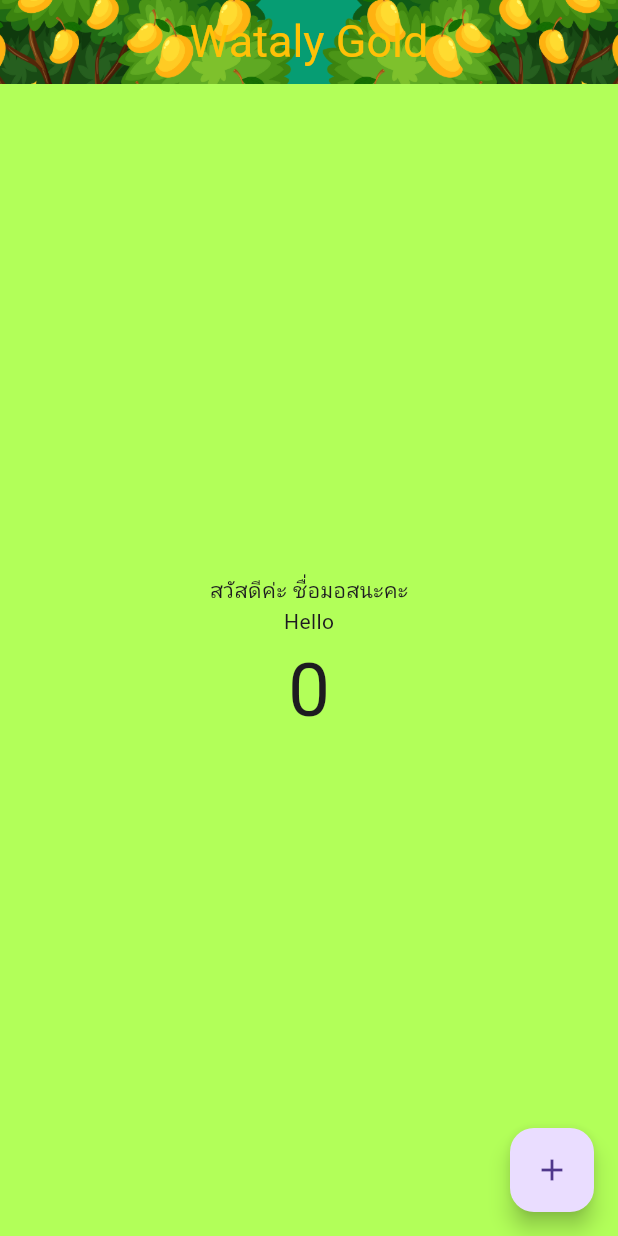
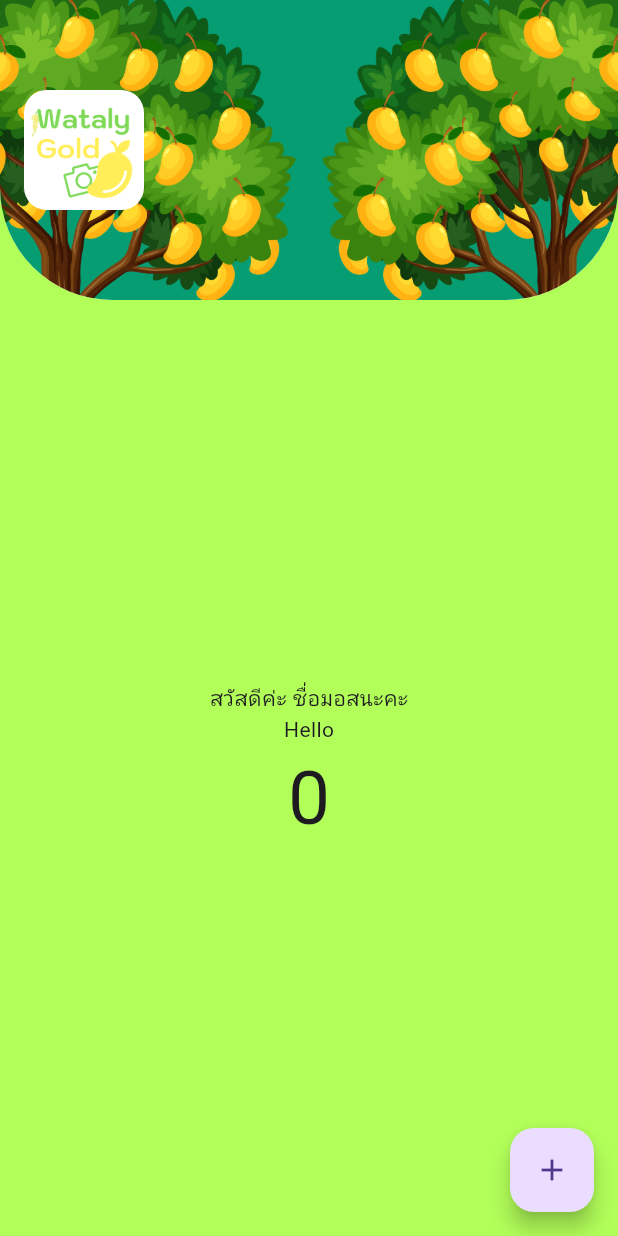
Before and after one commit to janamoss/WatalyGold, a Flutter app: the screen it shows after launch, on a phone screen of 412 x 824 dp. Run offline on Flutter 3.47's test engine with Material 3 defaults, Android fonts, the phone set to English and light mode, and no system bars; our stand-ins replace google_fonts.

Commit message:
first commit

```diff
--- a/lib/main.dart
+++ b/lib/main.dart
@@ -19,6 +19,21 @@
   }
 }
 
+class _MyCustomClipper extends CustomClipper<Path> {
+  @override
+  Path getClip(Size size) {
+    final path = Path();
+    path.lineTo(0, size.height);
+    path.lineTo(size.width, size.height);
+    path.quadraticBezierTo(size.width / 2, size.height + 25, 0, size.height);
+    path.close();
+    return path;
+  }
+
+  @override
+  bool shouldReclip(_MyCustomClipper oldClipper) => true;
+}
+
 // Widget stateful
 class Myapp2 extends StatefulWidget {
   const Myapp2({super.key});
@@ -33,20 +48,29 @@
   Widget build(BuildContext context) {
     return Scaffold(
       appBar: AppBar(
-        title: Center(
-          child: Text(
-            "Wataly Gold",
-            style: TextStyle(
-                fontSize: 30,
-                color: Colors.amber,
-                fontFamily: GoogleFonts.ibmPlexSansThai().fontFamily),
+        toolbarHeight: 200,
+        title: ClipRRect(
+
+          borderRadius: BorderRadius.circular(15),
+          child: Image.asset(
+            'assets/images/WatalyGoldIcons.png',
+            fit: BoxFit.contain,
+            width: 80,
           ),
         ),
-        flexibleSpace: Container(
-          decoration: BoxDecoration(
+        flexibleSpace: ClipPath(
+          child: Container(
+            decoration: BoxDecoration(
+              borderRadius: BorderRadius.vertical(bottom: Radius.circular(75)),
               image: DecorationImage(
-                  image: AssetImage('assets/images/WatalyGold.png'),
-                  fit: BoxFit.cover)),
+                image: AssetImage('assets/images/WatalyGold.png'),
+                fit: BoxFit.cover,
+              ),
+            ),
+          ),
+        ),
+        shape: const RoundedRectangleBorder(
+          borderRadius: BorderRadius.all(Radius.circular(75)),
         ),
       ),
       body: Center(
```
Also changed, not shown: assets/fonts/IBMPlexSansThai-Bold.ttf (renamed from lib/fonts/IBMPlexSansThai-Bold.ttf), assets/fonts/IBMPlexSansThai-ExtraLight.ttf (renamed from lib/fonts/IBMPlexSansThai-ExtraLight.ttf), assets/fonts/IBMPlexSansThai-Light.ttf (renamed from lib/fonts/IBMPlexSansThai-Light.ttf), assets/fonts/IBMPlexSansThai-Medium.ttf (renamed from lib/fonts/IBMPlexSansThai-Medium.ttf), assets/fonts/IBMPlexSansThai-Regular.ttf (renamed from lib/fonts/IBMPlexSansThai-Regular.ttf), assets/fonts/IBMPlexSansThai-SemiBold.ttf (renamed from lib/fonts/IBMPlexSansThai-SemiBold.ttf), assets/fonts/IBMPlexSansThai-Thin.ttf (renamed from lib/fonts/IBMPlexSansThai-Thin.ttf), 3 other files.
